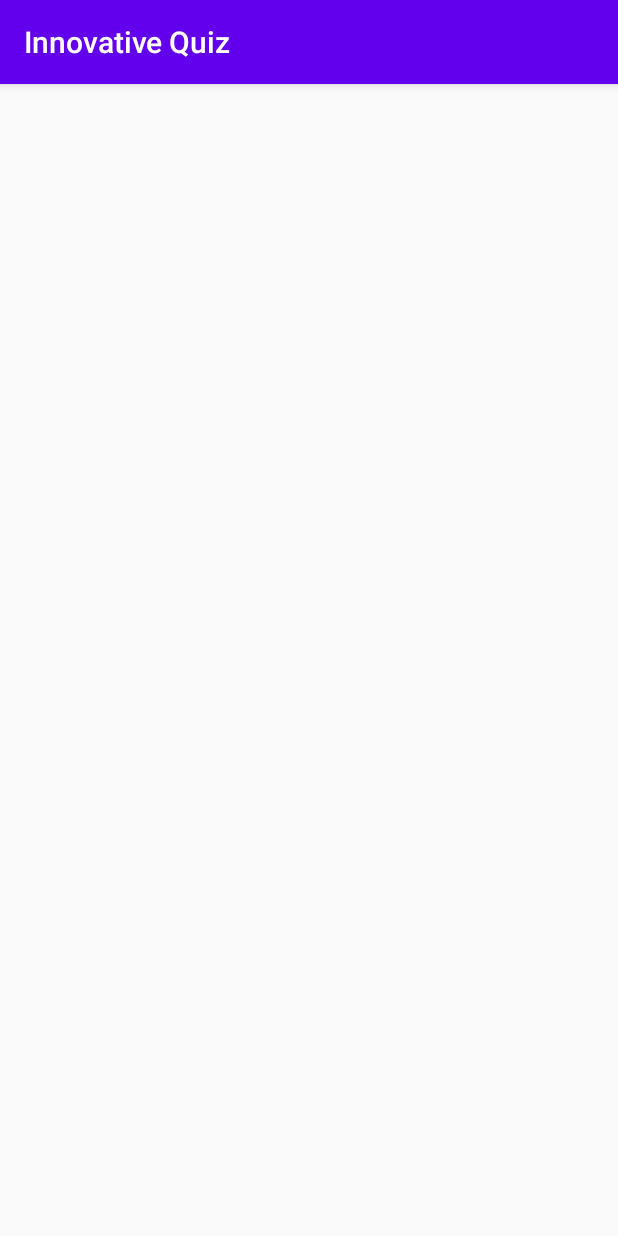
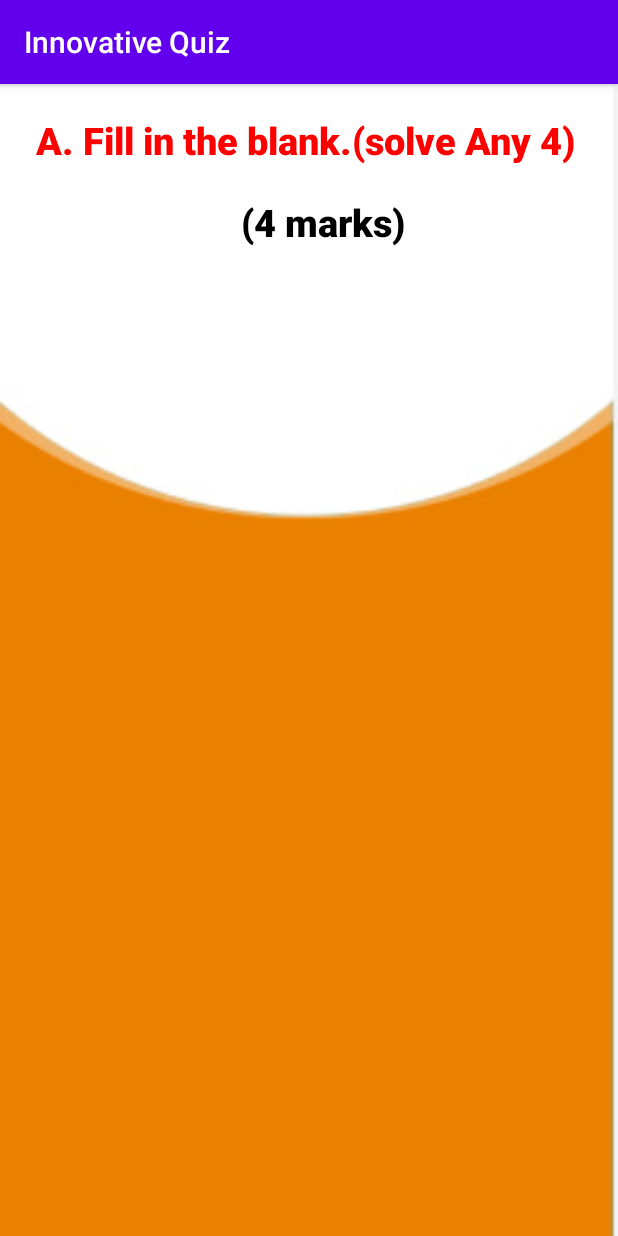
Before and after one commit to Sada28/innovative, an Android app: the Engmcq1 screen opened directly, with no data from a screen before it, on a phone screen of 412 x 824 dp. Run offline under Robolectric (Android 15) with nearby library versions, the phone set to English and light mode, and no system bars.

Commit message:
new activity

```diff
--- a/app/src/main/AndroidManifest.xml
+++ b/app/src/main/AndroidManifest.xml
@@ -11,7 +11,9 @@
         android:roundIcon="@drawable/inovative"
         android:supportsRtl="true"
         android:theme="@style/AppTheme">
-        <activity android:name=".Engmcq1"></activity>
+        <activity android:name=".mcq5"></activity>
+        <activity android:name=".mcq3" />
+        <activity android:name=".Engmcq1" />
         <activity android:name=".Mcq4" />
         <activity android:name=".Mcq2" />
         <activity android:name=".Mcq1" />
--- a/app/src/main/java/com/example/innovative/Term.java
+++ b/app/src/main/java/com/example/innovative/Term.java
@@ -25,7 +25,7 @@ Button btn_term1;
         btn_term1.setOnClickListener(new View.OnClickListener() {
             @Override
             public void onClick(View view) {
-                startActivity(new Intent(Term.this,.class));
+                startActivity(new Intent(Term.this,Engmcq1.class));
 
 
             }
--- a/app/src/main/res/layout/activity_engmcq1.xml
+++ b/app/src/main/res/layout/activity_engmcq1.xml
@@ -1,9 +1,33 @@
 <?xml version="1.0" encoding="utf-8"?>
-<androidx.constraintlayout.widget.ConstraintLayout xmlns:android="http://schemas.android.com/apk/res/android"
+<LinearLayout xmlns:android="http://schemas.android.com/apk/res/android"
     xmlns:app="http://schemas.android.com/apk/res-auto"
     xmlns:tools="http://schemas.android.com/tools"
     android:layout_width="match_parent"
     android:layout_height="match_parent"
-    tools:context=".Engmcq1">
+    android:background="@drawable/dash"
+    android:orientation="vertical"
+    tools:context=".Mcq4">
 
-</androidx.constraintlayout.widget.ConstraintLayout>
+    <TextView
+        android:id="@+id/textView3"
+        android:layout_width="match_parent"
+        android:layout_height="wrap_content"
+        android:layout_marginTop="20dp"
+        android:fontFamily="sans-serif-black"
+        android:gravity="center"
+        android:text="A. Fill in the blank.(solve Any 4) "
+        android:textColor="#FD0000"
+        android:textSize="25dp" />
+
+    <TextView
+        android:id="@+id/textView"
+        android:layout_width="match_parent"
+        android:layout_height="wrap_content"
+        android:layout_marginTop="20dp"
+        android:fontFamily="sans-serif-black"
+        android:gravity="center"
+        android:text="   (4 marks)"
+        android:textColor="#000000"
+        android:textSize="25dp" />
+
+</LinearLayout>
```
Also changed, not shown: app/src/main/java/com/example/innovative/mcq3.java (added, +14 -0 lines), app/src/main/java/com/example/innovative/mcq5.java (added, +14 -0 lines), app/src/main/res/layout/activity_mcq3.xml (added, +9 -0 lines), app/src/main/res/layout/activity_mcq5.xml (added, +9 -0 lines), 1 other file.
